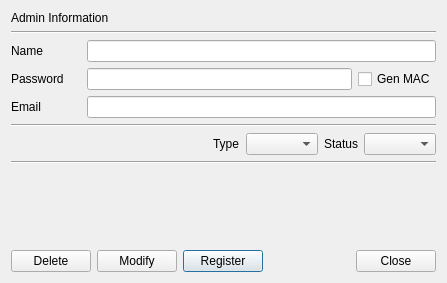
jykim74/CertMan, file CertMan/admin_dlg.ui: the form before one commit.
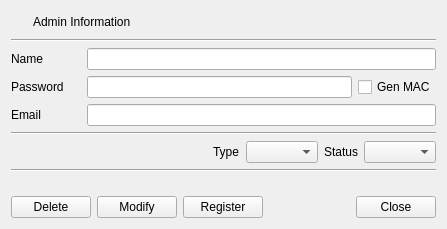
The form after the commit. Icons and pictures are not drawn.

Diff of the .ui file:
```diff
--- a/CertMan/admin_dlg.ui
+++ b/CertMan/admin_dlg.ui
@@ -7,7 +7,7 @@
     <x>0</x>
     <y>0</y>
     <width>447</width>
-    <height>283</height>
+    <height>229</height>
    </rect>
   </property>
   <property name="windowTitle">
@@ -15,11 +15,44 @@
   </property>
   <layout class="QVBoxLayout" name="verticalLayout">
    <item>
-    <widget class="QLabel" name="label_6">
-     <property name="text">
-      <string>Admin Information</string>
+    <layout class="QGridLayout" name="gridLayout_5">
+     <property name="topMargin">
+      <number>0</number>
      </property>
-    </widget>
+     <item row="0" column="1">
+      <widget class="QLabel" name="label_6">
+       <property name="text">
+        <string>Admin Information</string>
+       </property>
+      </widget>
+     </item>
+     <item row="0" column="0">
+      <widget class="QPushButton" name="pushButton">
+       <property name="minimumSize">
+        <size>
+         <width>16</width>
+         <height>0</height>
+        </size>
+       </property>
+       <property name="maximumSize">
+        <size>
+         <width>16</width>
+         <height>16777215</height>
+        </size>
+       </property>
+       <property name="text">
+        <string/>
+       </property>
+       <property name="icon">
+        <iconset resource="certman.qrc">
+         <normaloff>:/images/admin.png</normaloff>:/images/admin.png</iconset>
+       </property>
+       <property name="flat">
+        <bool>true</bool>
+       </property>
+      </widget>
+     </item>
+    </layout>
    </item>
    <item>
     <widget class="Line" name="line_2">
```
Left out of the diff: 4 changed lines with no effect on the pictures.
